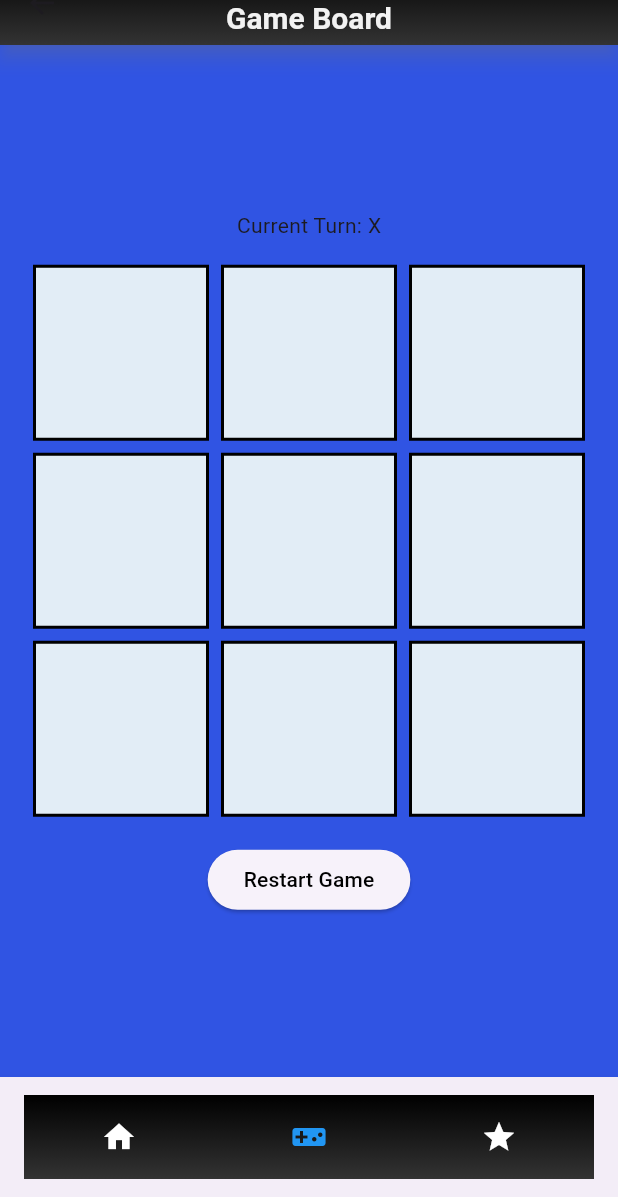
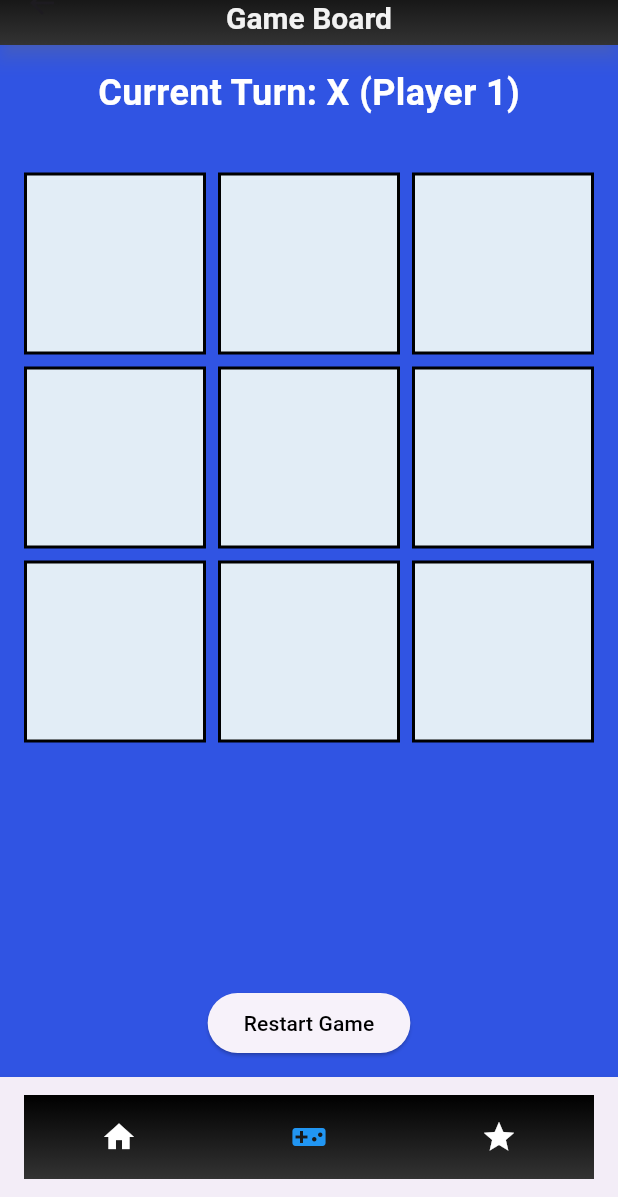
Before and after one commit to conestega-gmv-3term/mobile-3term, a Flutter app: the GameScreen screen opened by its route, on a phone screen of 412 x 824 dp, the part 39-1236 px from its top. Run offline on Flutter 3.47's test engine with Material 3 defaults, Android fonts, the phone set to English and light mode, and no system bars; our stand-ins replace image_picker, shared_preferences; accounts and stored records are empty.

Commit message:
Revert "Some changes in GameScreen"
This reverts commit 1bc3d0d0b8eccde2d50839a2890401764c4aac04.

```diff
--- a/tic_tac_toe_app/lib/pages/game.dart
+++ b/tic_tac_toe_app/lib/pages/game.dart
@@ -8,7 +8,7 @@ class GameScreen extends StatefulWidget {
   final String player1;
   final String player2;
 
-
+  // Constructor that takes the players names as optional and set a default.
   const GameScreen({
     super.key,
     this.player1 = "Player 1",
@@ -20,80 +20,52 @@ class GameScreen extends StatefulWidget {
   @override
   State<GameScreen> createState() => _GameScreenState();
 }
+
 class _GameScreenState extends State<GameScreen> {
-
-  //The positions of the Game
+  // Define a 3x3 board for Tic Tac Toe
   List<List<String>> board = [
     ['', '', ''],
     ['', '', ''],
     ['', '', ''],
   ];
 
-  String currentPlayer = 'X'; // First to play
-  String? winner; //If there is a winner
-  int isDraw=0; //Check if it IS a draw
+  String currentPlayer = 'X'; // 'X' starts the game
+  String? winner; // Winner state
 
-  //If the player taps a square
-  void isTap(int row, int col) {
-    isDraw++;
-    if (isDraw != 9 && winner == null) {
-
+  // Handle player move
+  void handleTap(int row, int col) {
+    if (board[row][col] == '' && winner == null) {
       setState(() {
         board[row][col] = currentPlayer;
-        if (checkWinner(row, col))
-        {
+        if (checkWinner(row, col)) {
           winner = currentPlayer;
-        }
-        else
-        {
-          if(currentPlayer=="X")
-          {
-            currentPlayer = "O";
-          }
-          else
-          {
-            currentPlayer = "X";
-          }
+        } else {
+          currentPlayer = (currentPlayer == 'X') ? 'O' : 'X'; // Switch turns
         }
       });
     }
   }
 
-  // Check if there is a winner
+  // Check if the current move resulted in a win
   bool checkWinner(int row, int col) {
+    // Check row
+    if (board[row].every((cell) => cell == currentPlayer)) return true;
 
-    if(board[1][1]==board[1][0] && board[1][1]==board[1][2] && board[1][1]!="")
-    {
+    // Check column
+    if (board.every((r) => r[col] == currentPlayer)) return true;
+
+    // Check main diagonal
+    if (row == col &&
+        board.every((r) => r[board.indexOf(r)] == currentPlayer)) {
       return true;
     }
-    if(board[1][1]==board[0][1] && board[1][1]==board[2][1] && board[1][1]!="")
-    {
+
+    // Check anti-diagonal
+    if (row + col == 2 &&
+        board.every((r) => r[2 - board.indexOf(r)] == currentPlayer)) {
       return true;
     }
-    if(board[1][1]==board[0][0] && board[1][1]==board[2][2] && board[1][1]!="")
-    {
-      return true;
-    }
-    if(board[1][1]==board[0][2] && board[1][1]==board[2][0] && board[1][1]!="")
-    {
-       return true;
-    }
-    if(board[1][0]==board[0][0] && board[1][0]==board[2][0] && board[1][0]!="")
-    {
-       return true;
-    }
-    if(board[1][2]==board[0][2] && board[1][2]==board[2][2] && board[1][2]!="")
-    {
-       return true;
-    }
-    if(board[0][0]==board[0][1] && board[0][0]==board[0][2] && board[0][0]!="")
-    {
-       return true;
-    }
-    if(board[2][0]==board[2][1] && board[2][0]==board[2][2] && board[2][0]!="")
-    {
-       return true;
-    }
+
     return false;
   }
 
@@ -107,25 +79,7 @@ class _GameScreenState extends State<GameScreen> {
       ];
       currentPlayer = 'X';
       winner = null;
-      isDraw=0;
     });
-  }
-
-  //Display the message
-  String checkMessage()
-  {
-    if(winner!=null)
-    {
-      return "Winner: $winner";
-    }
-    else if(isDraw==9)
-    {
-      return "It is a Draw";
-    }
-    else
-    {
-      return "Current Turn: $currentPlayer";
-    }
   }
 
   @override
@@ -136,73 +90,45 @@ class _GameScreenState extends State<GameScreen> {
         mainAxisAlignment: MainAxisAlignment.center,
         children: [
           Padding(padding: EdgeInsets.only(top: 15)),
-          Text( "${checkMessage()}"),
-          SizedBox(
-            height: 400, width: 400,
+          // Display the winner or current turn
+          Text(
+            winner != null
+                ? 'Winner: $winner'
+                : 'Current Turn: $currentPlayer (${currentPlayer == 'X' ? widget.player1 : widget.player2})',
+            style: const TextStyle(fontSize: 24.0, fontWeight: FontWeight.bold, color: Colors.white),
+          ),
+          const SizedBox(height: 20.0),
+          // Build the board dynamically
+          Expanded(
             child: GridView.builder(
               padding: const EdgeInsets.all(16.0),
               gridDelegate: const SliverGridDelegateWithFixedCrossAxisCount(
-                crossAxisCount: 3, //3 per line
-                mainAxisSpacing: 8, //spacing
-                crossAxisSpacing: 8,
+                crossAxisCount: 3, // 3x3 grid
+                mainAxisSpacing: 8.0,
+                crossAxisSpacing: 8.0,
               ),
-              itemCount: 9, //Nine Squares
+              itemCount: 9,
               itemBuilder: (context, index) {
-                var row;
-                var col;
-
-                //identify the position of the square
-                switch (index) {
-                  case 0:
-                  row =0;
-                  col =0;
-
-                  case 1:
-                  row = 0;
-                  col = 1;
-
-                  case 2:
-                  row = 0;
-                  col = 2;
-
-                  case 3:
-                  row = 1;
-                  col = 0;
-
-                    break;
-                  case 4:
-                  row = 1;
-                  col = 1;
-
-
-                  case 5:
-                  row = 1;
-                  col = 2;
-
-
-                  case 6:
-                  row = 2;
-                  col = 0;
-
-                  case 7:
-                  row = 2;
-                  col = 1;
-
-                    break;
-                  case 8:
-                  row = 2;
-                  col = 2;
-                }
-
-                return InkWell(
-                  onTap: () => isTap(row, col), //Tap
+                final row = index ~/ 3;
+                final col = index % 3;
+                return GestureDetector(
+                  onTap: () => handleTap(row, col),
                   child: Container(
                     decoration: BoxDecoration(
-                      border: Border.all(color: Colors.black, width: 2),
+                      border: Border.all(color: Colors.black, width: 2.0),
                       color: const Color.fromARGB(255, 226, 237, 246),
                     ),
                     child: Center(
-                      child: Text(board[row][col], style: const TextStyle(fontSize: 32.0, fontWeight: FontWeight.bold, color:  Color.fromARGB(255, 0, 0, 0))),
+                      child: Text(
+                        board[row][col],
+                        style: TextStyle(
+                          fontSize: 32.0,
+                          fontWeight: FontWeight.bold,
+                          color: board[row][col] == 'X'
+                              ? Colors.red
+                              : Colors.green,
+                        ),
+                      ),
                     ),
                   ),
                 );
@@ -214,13 +140,13 @@ class _GameScreenState extends State<GameScreen> {
               margin: const EdgeInsets.only(bottom: 10),
               child:
                   Row(mainAxisAlignment: MainAxisAlignment.center, children: [
+                const SizedBox(height: 20.0),
                 ElevatedButton(
                     onPressed: resetGame,
                     child: const Text('Restart Game', style: TextStyle(color: Color.fromARGB(255, 0, 0, 0)))),
               ])),
         ],
-      ),
-      backgroundColor: const Color.fromRGBO(48, 84, 227, 89), //Background color
+      ), backgroundColor: const Color.fromRGBO(48, 84, 227, 89),
       bottomNavigationBar: const CommonBottomBar(),
     );
   }
```
